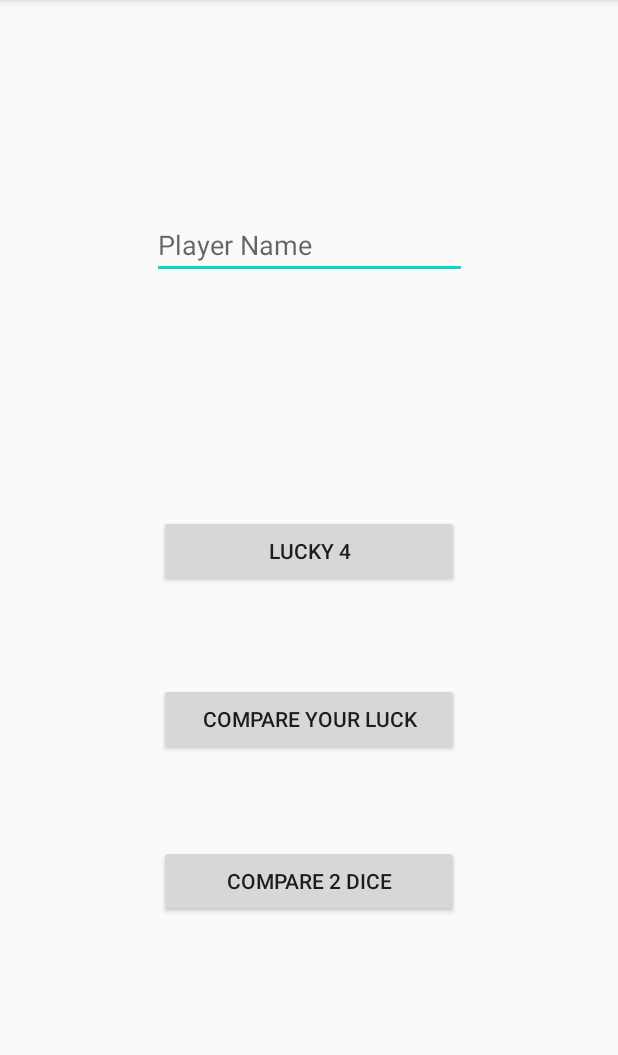
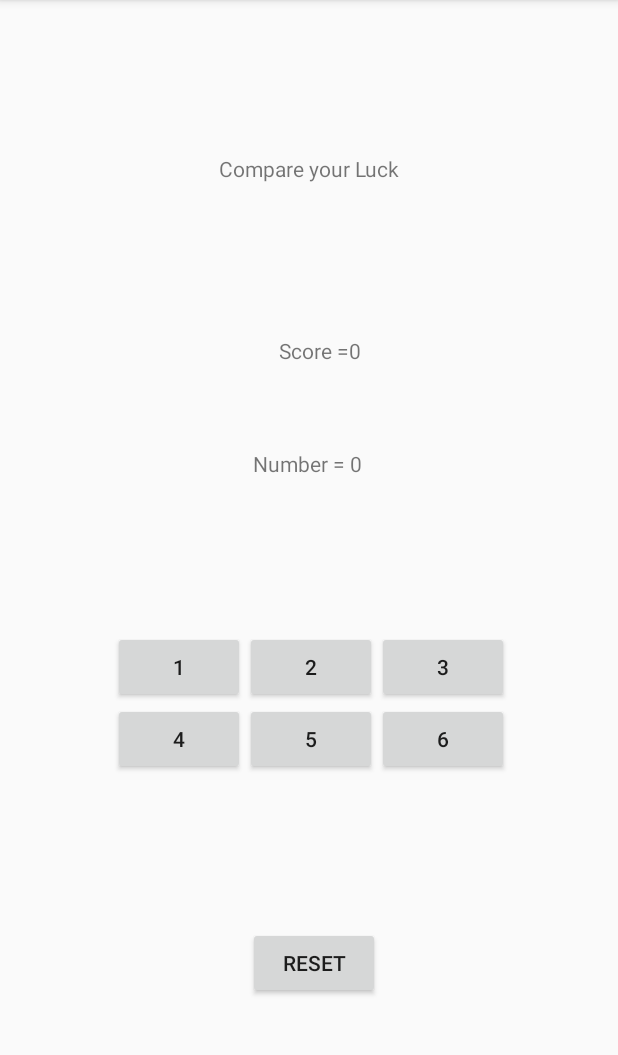
Before and after one commit to Sumit-Heliwal/FirstKortlin30days, an Android app: the NameInputList screen opened directly, with no data from a screen before it, after a tap on "COMPARE YOUR LUCK", on a phone screen of 412 x 824 dp, the part 84-1139 px from its top. Run offline under Robolectric (Android 15) with nearby library versions, the phone set to English and light mode, and no system bars.

Commit message:
Compare Luck completed

```diff
--- a/app/build.gradle
+++ b/app/build.gradle
@@ -31,6 +31,7 @@ dependencies {
     implementation 'androidx.appcompat:appcompat:1.1.0'
     implementation 'androidx.core:core-ktx:1.2.0'
     implementation 'androidx.constraintlayout:constraintlayout:1.1.3'
+    implementation 'androidx.gridlayout:gridlayout:1.0.0'
     testImplementation 'junit:junit:4.12'
     androidTestImplementation 'androidx.test.ext:junit:1.1.1'
     androidTestImplementation 'androidx.test.espresso:espresso-core:3.2.0'
--- a/app/src/main/AndroidManifest.xml
+++ b/app/src/main/AndroidManifest.xml
@@ -9,7 +9,8 @@
         android:roundIcon="@mipmap/ic_launcher_round"
         android:supportsRtl="true"
         android:theme="@style/AppTheme">
-        <activity android:name=".Lucky4"></activity>
+        <activity android:name=".CompareLuck"></activity>
+        <activity android:name=".Lucky4" />
         <activity android:name=".NameInputList" />
         <activity android:name=".MainActivity">
             <intent-filter>
--- /dev/null
+++ b/app/src/main/java/com/example/firstkortlin30days/CompareLuck.kt
@@ -0,0 +1,90 @@
+package com.example.firstkortlin30days
+
+import android.annotation.SuppressLint
+import androidx.appcompat.app.AppCompatActivity
+import android.os.Bundle
+import android.widget.Button
+import android.widget.TextView
+
+class CompareLuck : AppCompatActivity() {
+    @SuppressLint("SetTextI18n")
+    override fun onCreate(savedInstanceState: Bundle?) {
+        super.onCreate(savedInstanceState)
+        setContentView(R.layout.activity_compare_luck)
+
+        val players =findViewById<TextView>(R.id.name)
+        val score =findViewById<TextView>(R.id.score)
+        val outputs =findViewById<TextView>(R.id.output)
+        val one =findViewById<Button>(R.id.one)
+        val two =findViewById<Button>(R.id.two)
+        val three =findViewById<Button>(R.id.three)
+        val four =findViewById<Button>(R.id.four)
+        val five =findViewById<Button>(R.id.five)
+        val six =findViewById<Button>(R.id.six)
+        val reset =findViewById<Button>(R.id.reset)
+
+        var scoreis = 0
+        var output = 0
+
+        val playname = intent.getStringExtra("name")
+        players.text = playname
+        outputs.text = "Number = $output"
+        score.text = "Score =$scoreis"
+
+
+        reset.setOnClickListener{
+            scoreis = 0
+            score.text = "Score =$scoreis"
+        }
+
+        one.setOnClickListener {
+            output = RollDice()
+            outputs.text = "Number = $output"
+            if (output == 1){
+                scoreis++
+            }
+            score.text = "Score =$scoreis"
+        }
+        two.setOnClickListener {
+            output = RollDice()
+            outputs.text = "Number = $output"
+            if (output == 2){
+                scoreis++
+            }
+            score.text = "Score =$scoreis"
+        }
+        three.setOnClickListener {
+            output = RollDice()
+            outputs.text = "Number = $output"
+            if (output == 3){
+                scoreis++
+            }
+            score.text = "Score =$scoreis"
+        }
+        four.setOnClickListener {
+            output = RollDice()
+            outputs.text = "Number = $output"
+            if (output == 4){
+                scoreis++
+            }
+            score.text = "Score =$scoreis"
+        }
+        five.setOnClickListener {
+            output = RollDice()
+            outputs.text = "Number = $output"
+            if (output == 5){
+                scoreis++
+            }
+            score.text = "Score =$scoreis"
+        }
+        six.setOnClickListener {
+            output = RollDice()
+            outputs.text = "Number = $output"
+            if (output == 6){
+                scoreis++
+            }
+            score.text = "Score =$scoreis"
+        }
+
+    }
+}
--- a/app/src/main/java/com/example/firstkortlin30days/NameInputList.kt
+++ b/app/src/main/java/com/example/firstkortlin30days/NameInputList.kt
@@ -27,7 +27,7 @@ class NameInputList : AppCompatActivity() {
 
         }
         luck.setOnClickListener {
-            val intent = Intent( this , NameInputList::class.java)
+            val intent = Intent( this , CompareLuck::class.java)
             intent.putExtra( "name" , players.text.toString())
             startActivity(intent)
 
--- /dev/null
+++ b/app/src/main/res/layout/activity_compare_luck.xml
@@ -0,0 +1,123 @@
+<?xml version="1.0" encoding="utf-8"?>
+<androidx.constraintlayout.widget.ConstraintLayout xmlns:android="http://schemas.android.com/apk/res/android"
+    xmlns:app="http://schemas.android.com/apk/res-auto"
+    xmlns:tools="http://schemas.android.com/tools"
+    android:layout_width="match_parent"
+    android:layout_height="match_parent"
+    tools:context=".CompareLuck">
+
+    <TextView
+        android:id="@+id/textView"
+        android:layout_width="wrap_content"
+        android:layout_height="wrap_content"
+        android:text="@string/compare_your_luck"
+        app:layout_constraintBottom_toTopOf="@+id/score"
+        app:layout_constraintEnd_toEndOf="parent"
+        app:layout_constraintStart_toStartOf="parent"
+        app:layout_constraintTop_toTopOf="parent" />
+
+    <TextView
+        android:id="@+id/name"
+        android:layout_width="wrap_content"
+        android:layout_height="wrap_content"
+        android:layout_marginTop="224dp"
+        android:text="@string/player_name"
+        app:layout_constraintEnd_toStartOf="@+id/score"
+        app:layout_constraintHorizontal_bias="0.148"
+        app:layout_constraintStart_toStartOf="parent"
+        app:layout_constraintTop_toTopOf="parent" />
+
+    <TextView
+        android:id="@+id/score"
+        android:layout_width="wrap_content"
+        android:layout_height="wrap_content"
+        android:text="@string/score"
+        app:layout_constraintBaseline_toBaselineOf="@+id/name"
+        app:layout_constraintEnd_toEndOf="parent"
+        app:layout_constraintHorizontal_bias="0.48"
+        app:layout_constraintStart_toStartOf="@id/name" />
+
+    <TextView
+        android:id="@+id/output"
+        android:layout_width="wrap_content"
+        android:layout_height="wrap_content"
+        android:layout_marginTop="56dp"
+        android:text="@string/number"
+        app:layout_constraintEnd_toEndOf="parent"
+        app:layout_constraintHorizontal_bias="0.498"
+        app:layout_constraintStart_toStartOf="parent"
+        app:layout_constraintTop_toBottomOf="@+id/score" />
+
+    <Button
+        android:id="@+id/reset"
+        android:layout_width="wrap_content"
+        android:layout_height="wrap_content"
+        android:text="@string/reset"
+        app:layout_constraintBottom_toBottomOf="parent"
+        app:layout_constraintEnd_toEndOf="parent"
+        app:layout_constraintHorizontal_bias="0.51"
+        app:layout_constraintStart_toStartOf="parent"
+        app:layout_constraintTop_toBottomOf="@+id/gridLayout2" />
+
+    <androidx.gridlayout.widget.GridLayout
+        android:id="@+id/gridLayout2"
+        android:layout_width="wrap_content"
+        android:layout_height="wrap_content"
+        app:layout_constraintBottom_toTopOf="@+id/reset"
+        app:layout_constraintEnd_toEndOf="parent"
+        app:layout_constraintHorizontal_bias="0.51"
+        app:layout_constraintStart_toStartOf="parent"
+        app:layout_constraintTop_toBottomOf="@+id/output">
+
+        <Button
+            android:id="@+id/one"
+            android:layout_width="wrap_content"
+            android:layout_height="wrap_content"
+            android:text="@string/_1"
+            app:layout_column="0"
+            app:layout_row="0" />
+
+        <Button
+            android:id="@+id/two"
+            android:layout_width="wrap_content"
+            android:layout_height="wrap_content"
+            android:text="@string/_2"
+            app:layout_column="1"
+            app:layout_row="0" />
+
+        <Button
+            android:id="@+id/four"
+            android:layout_width="wrap_content"
+            android:layout_height="wrap_content"
+            android:text="@string/_4"
+            app:layout_column="0"
+            app:layout_row="1" />
+
+        <Button
+            android:id="@+id/five"
+            android:layout_width="wrap_content"
+            android:layout_height="wrap_content"
+            android:text="@string/_5"
+            app:layout_column="1"
+            app:layout_row="1" />
+
+        <Button
+            android:id="@+id/three"
+            android:layout_width="wrap_content"
+            android:layout_height="wrap_content"
+            android:text="@string/_3"
+            app:layout_column="2"
+            app:layout_constraintBottom_toBottomOf="parent"
+            app:layout_constraintTop_toTopOf="parent"
+            app:layout_row="0" />
+
+        <Button
+            android:id="@+id/six"
+            android:layout_width="wrap_content"
+            android:layout_height="wrap_content"
+            android:text="@string/_6"
+            app:layout_column="2"
+            app:layout_row="1" />
+    </androidx.gridlayout.widget.GridLayout>
+
+</androidx.constraintlayout.widget.ConstraintLayout>
--- a/app/src/main/res/values/strings.xml
+++ b/app/src/main/res/values/strings.xml
@@ -14,5 +14,11 @@
     <string name="less_then_4">Less then 4</string>
     <string name="equal_to_4">Equal to 4</string>
     <string name="greater_then_4">Greater then 4</string>
+    <string name="_1">1</string>
     <string name="reset">Reset</string>
+    <string name="_2">2</string>
+    <string name="_3">3</string>
+    <string name="_4">4</string>
+    <string name="_5">5</string>
+    <string name="_6">6</string>
 </resources>
```
